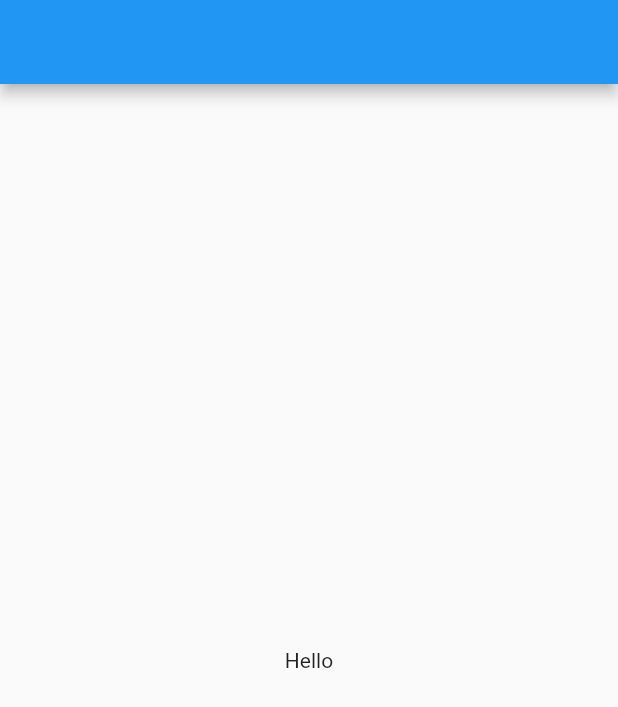
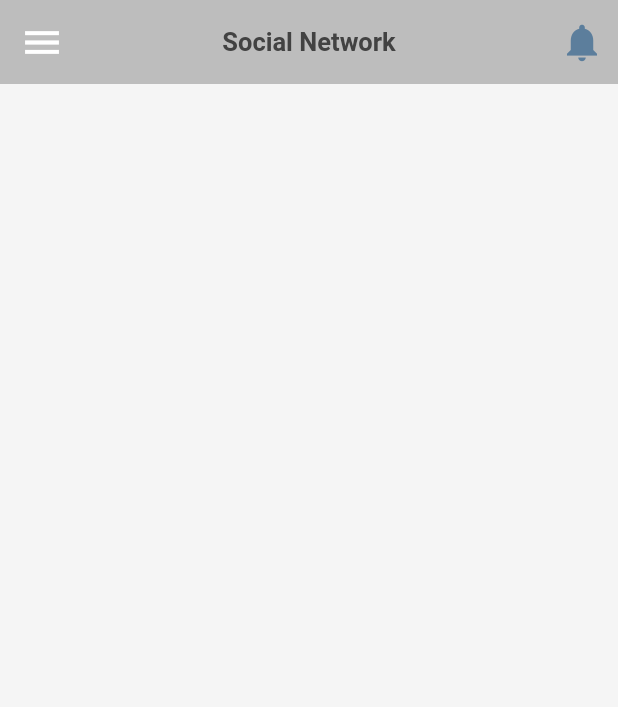
Before and after one commit to abilalkar/Flutter-UI-Designs, a Flutter app: the screen it shows after launch, on a phone screen of 412 x 824 dp. Shown: the top 707 px of the screen. Run offline on Flutter 3.47's test engine with Material 2 defaults, Android fonts, the light colour scheme and no system bars.

Commit message:
add burgerbar, notification and title

```diff
--- a/Designs/ui_design_second/ui_design_the_second/lib/main.dart
+++ b/Designs/ui_design_second/ui_design_the_second/lib/main.dart
@@ -11,6 +11,7 @@ class MyApp extends StatelessWidget {
   @override
   Widget build(BuildContext context) {
     return MaterialApp(
+      debugShowCheckedModeBanner: false,
       title: 'Lets see where we are going to see this title',
       theme: ThemeData(
         // This is the theme of your application.
@@ -24,11 +25,47 @@ class MyApp extends StatelessWidget {
         // is not restarted.
         primarySwatch: Colors.blue,
       ),
-      home: Scaffold(
-          appBar: AppBar(),
-          body: const Center(
-            child: Text("Hello"),
-          )),
+      home: const MainScreen(),
     );
   }
 }
+
+class MainScreen extends StatelessWidget {
+  const MainScreen({super.key});
+
+  @override
+  Widget build(BuildContext context) {
+    return Scaffold(
+      backgroundColor: Colors.grey[100],
+      appBar: AppBar(
+        backgroundColor: Colors.grey.shade400,
+        elevation: 0,
+        leading: IconButton(
+            icon: Icon(
+              Icons.menu,
+              color: Colors.grey[10],
+              size: 30.0,
+            ),
+            onPressed: () {}),
+        title: Text(
+          "Social Network",
+          style: TextStyle(
+              fontSize: 17.0,
+              fontWeight: FontWeight.w600,
+              color: Colors.grey.shade800),
+        ),
+        centerTitle: true,
+        actions: <Widget>[
+          IconButton(
+            onPressed: () {},
+            icon: const Icon(
+              Icons.notifications,
+              color: Color.fromARGB(255, 92, 126, 156),
+              size: 30.0,
+            ),
+          )
+        ],
+      ),
+    );
+  }
+}
```
